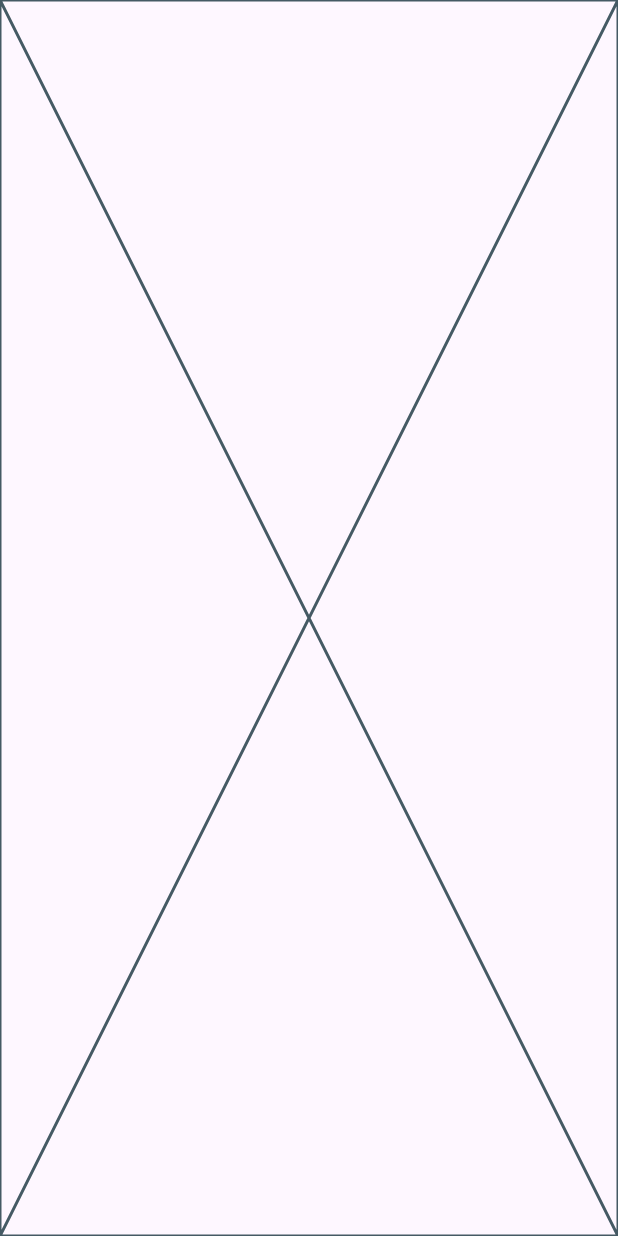
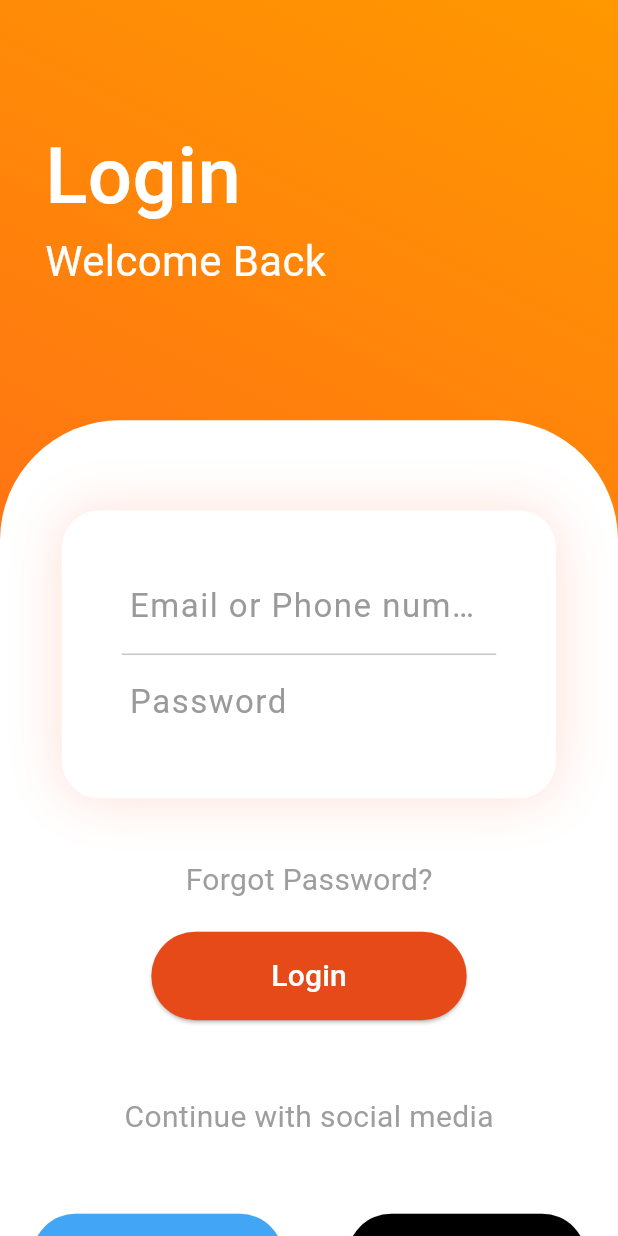
Before and after one commit to sharma2901/flutter_ui_practice, a Flutter app: the screen it shows after launch, on a phone screen of 412 x 824 dp. Run offline on Flutter 3.47's test engine with Material 3 defaults, Android fonts, the phone set to English and light mode, and no system bars.

Commit message:
login2 finish

```diff
--- /dev/null
+++ b/lib/login2/background_gradient.dart
@@ -0,0 +1,51 @@
+import 'package:flutter/material.dart';
+
+class BackgroundGradient extends StatelessWidget {
+  const BackgroundGradient({
+    super.key,
+    required this.h,
+    required this.w,
+  });
+
+  final double h;
+  final double w;
+
+  @override
+  Widget build(BuildContext context) {
+    return Container(
+      height: h,
+      width: w,
+      decoration: const BoxDecoration(
+        gradient: LinearGradient(
+          begin: Alignment.topRight,
+          end: Alignment.bottomLeft,
+          colors: [Colors.orange, Colors.deepOrange],
+        ),
+      ),
+      child: const Padding(
+        padding: EdgeInsets.symmetric(vertical: 80, horizontal: 30),
+        child: Column(
+          crossAxisAlignment: CrossAxisAlignment.start,
+          children: [
+            Text(
+              "Login",
+              style: TextStyle(
+                fontSize: 52,
+                color: Colors.white,
+                fontWeight: FontWeight.w500,
+              ),
+            ),
+            Text(
+              "Welcome Back",
+              style: TextStyle(
+                fontSize: 28,
+                color: Colors.white,
+                fontWeight: FontWeight.w400,
+              ),
+            ),
+          ],
+        ),
+      ),
+    );
+  }
+}
--- /dev/null
+++ b/lib/login2/form_container.dart
@@ -0,0 +1,91 @@
+import 'package:flutter/material.dart';
+
+import 'input_container.dart';
+
+class FormContainer extends StatelessWidget {
+  const FormContainer({
+    super.key,
+    required this.h,
+    required this.w,
+  });
+
+  final double h;
+  final double w;
+
+  @override
+  Widget build(BuildContext context) {
+    return Container(
+      height: h * 0.66,
+      width: w,
+      decoration: const BoxDecoration(
+        color: Colors.white,
+        borderRadius: BorderRadius.only(
+          topLeft: Radius.circular(80),
+          topRight: Radius.circular(80),
+        ),
+      ),
+      child: Column(
+        children: [
+          InputContainer(
+            h: h,
+            w: w,
+          ),
+          const SizedBox(height: 40),
+          const Text(
+            "Forgot Password?",
+            style: TextStyle(
+                fontSize: 20, color: Color.fromARGB(255, 159, 158, 158)),
+          ),
+          const SizedBox(height: 20),
+          ElevatedButton(
+            onPressed: () {},
+            style: ElevatedButton.styleFrom(
+              backgroundColor: Colors.deepOrange[700],
+              padding: const EdgeInsets.symmetric(vertical: 15, horizontal: 80),
+            ),
+            child: const Text(
+              "Login",
+              style: TextStyle(color: Colors.white, fontSize: 20),
+            ),
+          ),
+          const SizedBox(height: 50),
+          const Text(
+            "Continue with social media",
+            style: TextStyle(
+                fontSize: 20, color: Color.fromARGB(255, 159, 158, 158)),
+          ),
+          const SizedBox(height: 50),
+          Row(
+            mainAxisAlignment: MainAxisAlignment.spaceAround,
+            children: [
+              ElevatedButton(
+                onPressed: () {},
+                style: ElevatedButton.styleFrom(
+                  backgroundColor: Colors.blue[400],
+                  padding:
+                      const EdgeInsets.symmetric(vertical: 15, horizontal: 40),
+                ),
+                child: const Text(
+                  "Facebook",
+                  style: TextStyle(color: Colors.white, fontSize: 20),
+                ),
+              ),
+              ElevatedButton(
+                onPressed: () {},
+                style: ElevatedButton.styleFrom(
+                  backgroundColor: Colors.black,
+                  padding:
+                      const EdgeInsets.symmetric(vertical: 15, horizontal: 50),
+                ),
+                child: const Text(
+                  "Github",
+                  style: TextStyle(color: Colors.white, fontSize: 20),
+                ),
+              ),
+            ],
+          )
+        ],
+      ),
+    );
+  }
+}
--- /dev/null
+++ b/lib/login2/input_container.dart
@@ -0,0 +1,55 @@
+import 'package:flutter/material.dart';
+
+const inputDecoration = InputDecoration(
+  border: InputBorder.none,
+  contentPadding: EdgeInsets.symmetric(horizontal: 5, vertical: 3),
+  hintStyle: TextStyle(
+    fontSize: 22,
+    letterSpacing: 1,
+    color: Color.fromARGB(255, 155, 154, 154),
+  ),
+);
+
+class InputContainer extends StatelessWidget {
+  const InputContainer({
+    super.key,
+    required this.h,
+    required this.w,
+  });
+
+  final double h;
+  final double w;
+  @override
+  Widget build(BuildContext context) {
+    return Container(
+      width: w * 0.8,
+      padding: const EdgeInsets.all(40),
+      margin: const EdgeInsets.only(top: 60),
+      decoration: const BoxDecoration(
+          color: Colors.white,
+          borderRadius: BorderRadius.all(
+            Radius.circular(25),
+          ),
+          boxShadow: [
+            BoxShadow(
+              color: Color.fromARGB(166, 255, 207, 192),
+              blurRadius: 30,
+              spreadRadius: 0,
+            ),
+          ]),
+      child: Column(
+        children: [
+          TextField(
+            decoration:
+                inputDecoration.copyWith(hintText: "Email or Phone number"),
+          ),
+          const Divider(),
+          TextField(
+            obscureText: true,
+            decoration: inputDecoration.copyWith(hintText: "Password"),
+          ),
+        ],
+      ),
+    );
+  }
+}
--- a/lib/login2/login2.dart
+++ b/lib/login2/login2.dart
@@ -1,10 +1,24 @@
 import 'package:flutter/material.dart';
+
+import 'background_gradient.dart';
+import 'form_container.dart';
 
 class Login2 extends StatelessWidget {
   const Login2({super.key});
 
   @override
   Widget build(BuildContext context) {
-    return const Placeholder();
+    var size = MediaQuery.of(context).size;
+    var w = size.width;
+    var h = size.height;
+    return Stack(
+      children: [
+        BackgroundGradient(h: h, w: w),
+        Positioned(
+          bottom: 0,
+          child: FormContainer(h: h, w: w),
+        ),
+      ],
+    );
   }
 }
```
Also changed, not shown: images/login2.png (added), 1 other file.
